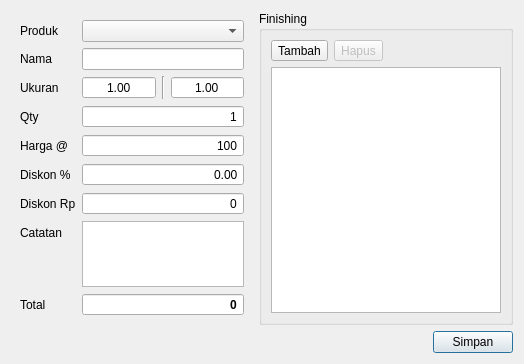
AyahnaSyahid/LazyMins, file src/dialogs/orderitemdialog.ui: the form before one commit.
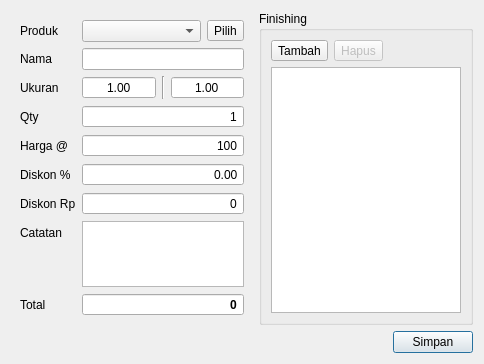
The form after the commit. Custom widgets are drawn as their Qt base class.

```diff
--- a/src/dialogs/orderitemdialog.ui
+++ b/src/dialogs/orderitemdialog.ui
@@ -6,7 +6,7 @@
    <rect>
     <x>0</x>
     <y>0</y>
-    <width>524</width>
+    <width>484</width>
     <height>344</height>
    </rect>
   </property>
@@ -32,7 +32,7 @@
        </property>
        <property name="maximumSize">
         <size>
-         <width>242</width>
+         <width>260</width>
          <height>16777215</height>
         </size>
        </property>
@@ -44,9 +44,6 @@
           </property>
          </widget>
         </item>
-        <item row="0" column="1">
-         <widget class="QueryComboBox" name="produkComboBox"/>
-        </item>
         <item row="1" column="0">
          <widget class="QLabel" name="namaLabel">
           <property name="text">
@@ -283,6 +280,20 @@
           </property>
          </widget>
         </item>
+        <item row="0" column="1">
+         <layout class="QHBoxLayout" name="horizontalLayout_4" stretch="1,0">
+          <item>
+           <widget class="QueryComboBox" name="produkComboBox"/>
+          </item>
+          <item>
+           <widget class="QToolButton" name="pilihButton">
+            <property name="text">
+             <string>Pilih</string>
+            </property>
+           </widget>
+          </item>
+         </layout>
+        </item>
        </layout>
       </widget>
      </item>
```
Left out of the diff: 1 changed line with no effect on the pictures.
